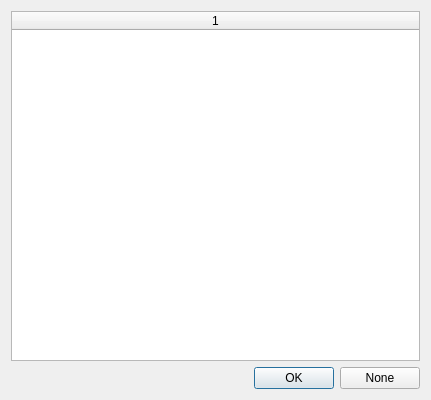
Before: the Qt Designer form src/gui/designer/dlgUncomp.ui in punesemu/puNES, drawn with Qt 5.
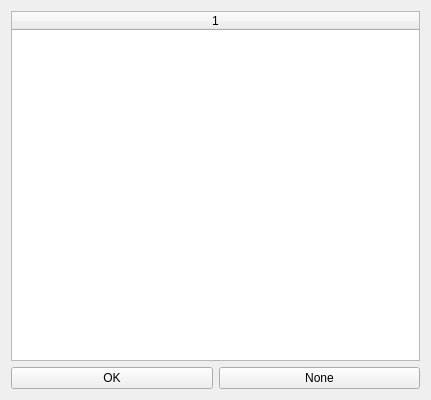
After: the same form once the commit is applied. Icons and pictures are not drawn. Custom widgets are drawn as their Qt base class.

Commit message: Updated dlgUncomp to wdgTitleBarWindow.

Patch:
```diff
--- a/src/gui/designer/dlgUncomp.ui
+++ b/src/gui/designer/dlgUncomp.ui
@@ -1,7 +1,7 @@
 <?xml version="1.0" encoding="UTF-8"?>
 <ui version="4.0">
  <class>dlgUncomp</class>
- <widget class="QDialog" name="dlgUncomp">
+ <widget class="QWidget" name="dlgUncomp">
   <property name="geometry">
    <rect>
     <x>0</x>
@@ -34,19 +34,6 @@
    </item>
    <item>
     <layout class="QHBoxLayout" name="horizontalLayout_Standard_Button">
-     <item>
-      <spacer name="horizontalSpacer">
-       <property name="orientation">
-        <enum>Qt::Horizontal</enum>
-       </property>
-       <property name="sizeHint" stdset="0">
-        <size>
-         <width>0</width>
-         <height>0</height>
-        </size>
-       </property>
-      </spacer>
-     </item>
      <item>
       <widget class="themePushButton" name="pushButton_Ok">
        <property name="text">
```
Left out of the diff: 12 changed lines with no effect on the pictures. The commit also changes 3 other files.
